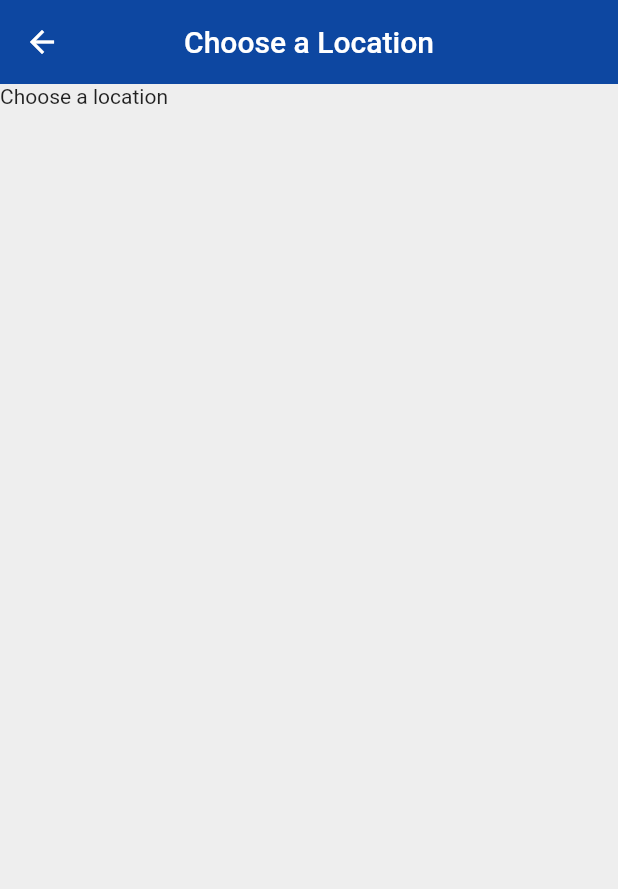
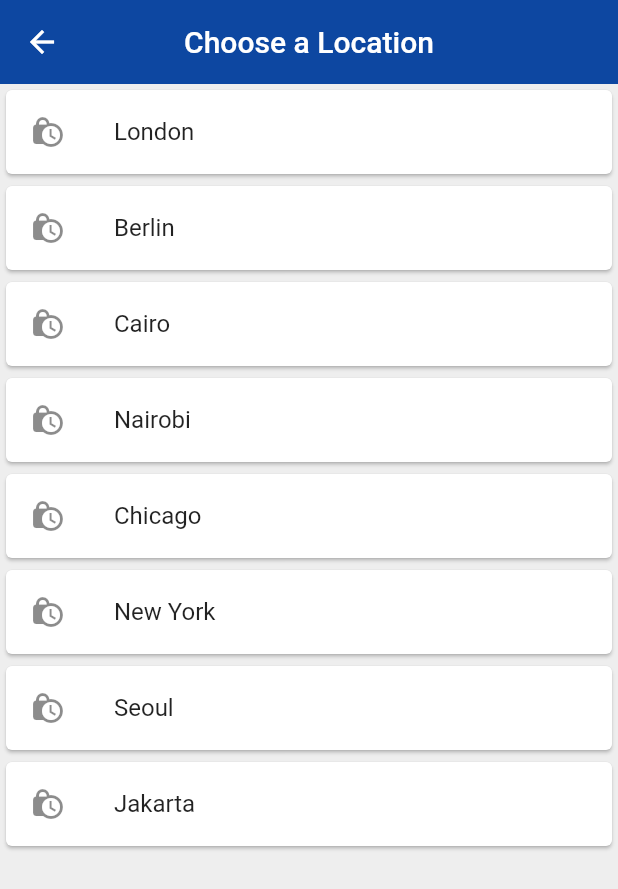
Before and after one commit to BillyLuisNeedham/world_time, a Flutter app: the Home screen opened directly with empty values, after a tap on "Edit Location", on a phone screen of 412 x 824 dp. Shown: the top 889 px of the screen. Run offline on Flutter 3.47's test engine with Material 2 defaults, Android fonts, the phone set to English and light mode, and no system bars; our stand-ins replace flutter_spinkit; network calls fail.

```diff
--- a/lib/pages/choose_location.dart
+++ b/lib/pages/choose_location.dart
@@ -1,4 +1,5 @@
 import 'package:flutter/material.dart';
+import 'package:world_time/services/world_time.dart';
 
 class ChooseLocation extends StatefulWidget {
   @override
@@ -6,6 +7,17 @@ class ChooseLocation extends StatefulWidget {
 }
 
 class _ChooseLocationState extends State<ChooseLocation> {
+
+  List<WorldTime> locations = [
+    WorldTime(url: 'Europe/London', location: 'London', flag: 'uk.png'),
+    WorldTime(url: 'Europe/Berlin', location: 'Berlin', flag: 'uk.png'),
+    WorldTime(url: 'Europe/Cairo', location: 'Cairo', flag: 'uk.png'),
+    WorldTime(url: 'Europe/Nairobi', location: 'Nairobi', flag: 'uk.png'),
+    WorldTime(url: 'Europe/Chicago', location: 'Chicago', flag: 'uk.png'),
+    WorldTime(url: 'Europe/New_York', location: 'New York', flag: 'uk.png'),
+    WorldTime(url: 'Europe/Seoul', location: 'Seoul', flag: 'uk.png'),
+    WorldTime(url: 'Europe/Jakarta', location: 'Jakarta', flag: 'uk.png'),
+  ];
 
   @override
   Widget build(BuildContext context) {
@@ -17,7 +29,23 @@ class _ChooseLocationState extends State<ChooseLocation> {
         centerTitle: true,
         elevation: 0,
       ),
-      body: Text('Choose a location'),
+      body: ListView.builder(
+        itemCount: locations.length,
+        itemBuilder: (context, index){
+          return Card(
+            child: ListTile(
+              onTap: () {},
+              title: Text(
+                locations[index].location
+              ),
+              leading: Icon(
+                Icons.lock_clock,
+
+              ),
+            ),
+          );
+        }
+      ),
     );
   }
 }
--- a/lib/pages/home.dart
+++ b/lib/pages/home.dart
@@ -6,17 +6,27 @@ class Home extends StatefulWidget {
 }
 
 class _HomeState extends State<Home> {
-
   Map data = {};
 
   @override
   Widget build(BuildContext context) {
-
     data = ModalRoute.of(context).settings.arguments;
     print(data);
 
+    // set background
+    String bgImage = data['isDaytime'] ? 'sunrise.jpg' : 'sunset.jpg';
+    Color bgColor = data['isDaytime'] ? Colors.orange[600] : Colors.brown[800];
+
     return Scaffold(
+        backgroundColor: bgColor,
         body: SafeArea(
+          child: Container(
+            decoration: BoxDecoration(
+              image: DecorationImage(
+                image: AssetImage('assets/$bgImage'),
+                fit: BoxFit.cover,
+              ),
+            ),
             child: Padding(
               padding: const EdgeInsets.fromLTRB(0, 120, 0, 0),
               child: Column(
@@ -25,7 +35,10 @@ class _HomeState extends State<Home> {
                     onPressed: () {
                       Navigator.pushNamed(context, '/location');
                     },
-                icon: Icon(Icons.edit_location),
+                    icon: Icon(
+                      Icons.edit_location,
+                      color: Colors.grey[300],
+                    ),
                     label: Text('Edit Location'),
                   ),
                   SizedBox(height: 20),
@@ -51,7 +64,7 @@ class _HomeState extends State<Home> {
                 ],
               ),
             ),
-      )
-    );
+          ),
+        ));
   }
 }
--- a/lib/pages/loading.dart
+++ b/lib/pages/loading.dart
@@ -1,5 +1,7 @@
 import 'package:flutter/material.dart';
+import 'package:flutter_spinkit/flutter_spinkit.dart';
 import 'package:world_time/services/world_time.dart';
+import 'package:flutter_spinkit/flutter_spinkit.dart';
 
 class Loading extends StatefulWidget {
   @override
@@ -17,6 +19,7 @@ class _LoadingState extends State<Loading> {
       'location': instance.location,
       'flag': instance.flag,
       'time': instance.time,
+      'isDaytime': instance.isDayTime,
     });
   }
 
@@ -29,10 +32,11 @@ class _LoadingState extends State<Loading> {
   @override
   Widget build(BuildContext context) {
     return Scaffold(
-      body: Padding(
-        padding: EdgeInsets.all(50),
-        child: Text(
-          'Loading'
+      backgroundColor: Colors.blue[900],
+      body: Center(
+        child: SpinKitRotatingCircle(
+          color: Colors.white,
+          size: 80,
         ),
       ),
     );
--- a/lib/services/world_time.dart
+++ b/lib/services/world_time.dart
@@ -7,14 +7,15 @@ class WorldTime {
   String time; // the time in that location
   String flag; // url to an asset flag icon
   String url; // location url for api end point
+  bool isDayTime; // true if daytime
 
   WorldTime({this.location, this.flag, this.url});
 
   Future<void> getTime() async {
-
     try {
       // make the request
-      Response response = await get('https://worldtimeapi.org/api/timezone/$url');
+      Response response =
+          await get('https://worldtimeapi.org/api/timezone/$url');
       Map data = jsonDecode(response.body);
       // print(data);
 
@@ -29,12 +30,11 @@ class WorldTime {
       now = now.add(Duration(hours: int.parse(offset)));
 
       // set time property
+      isDayTime = now.hour > 6 && now.hour < 20 ? true : false;
       time = DateFormat.jm().format(now);
-    }
-    catch(e) {
+    } catch (e) {
       print('caught error: $e');
       time = 'could not get time data';
     }
-
   }
 }
```
Also changed, not shown: pubspec.yaml (+3 -5 lines), assets/sunrise.jpg (added), assets/sunset.jpg (added), pubspec.lock. Lines whose indentation alone changed are shown as unchanged.
